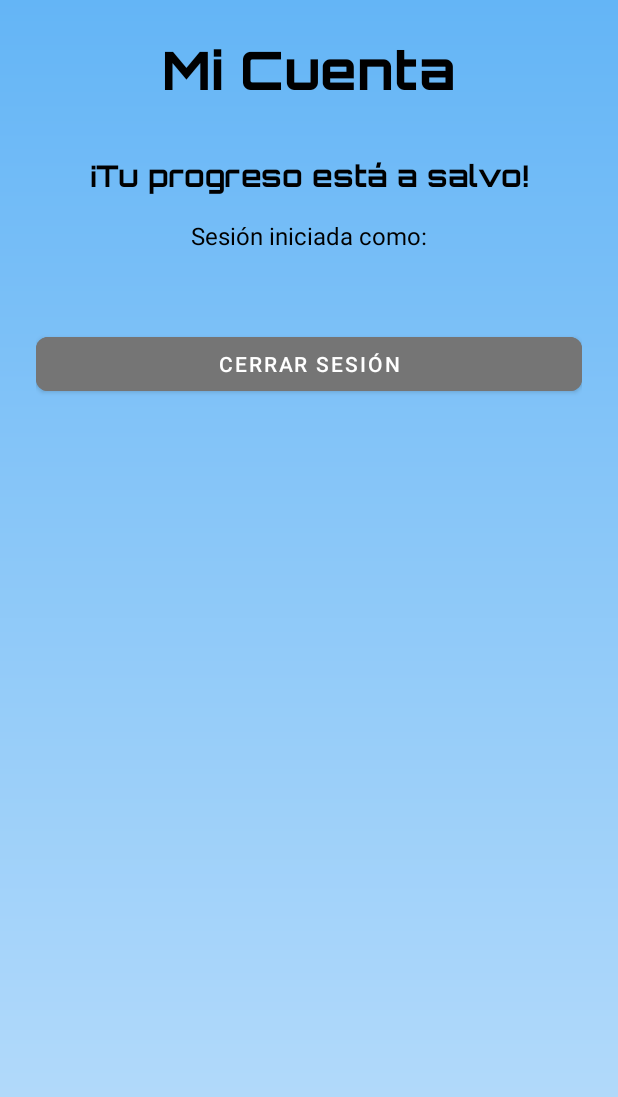
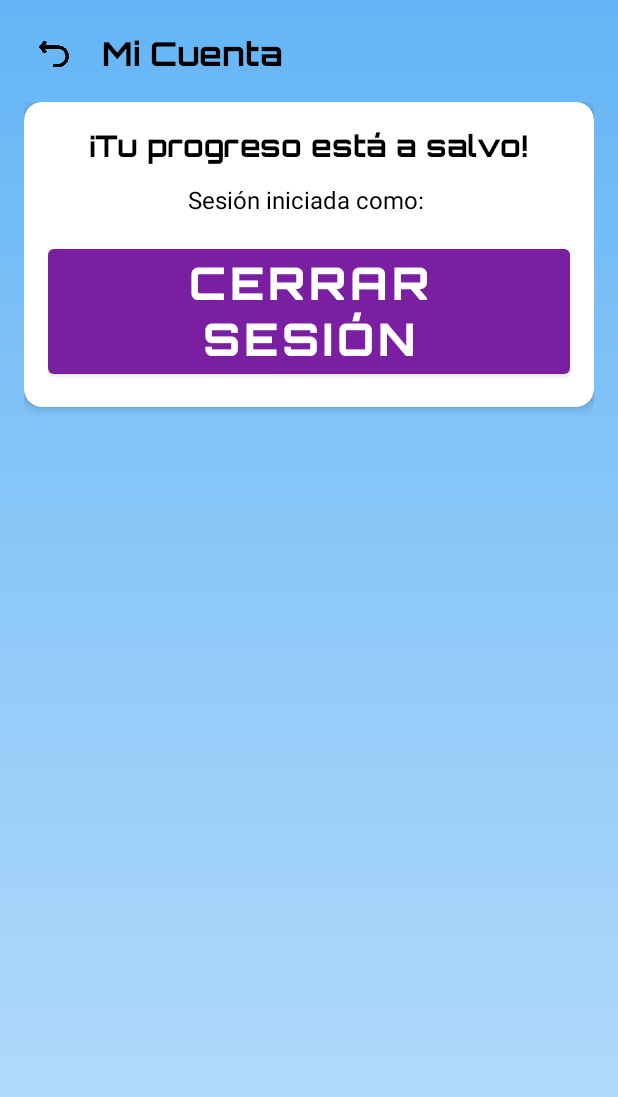
Before and after one commit to javirubia/CiberRoyale, an Android app: the LoginFragment screen opened through its navigation route, on a phone screen of 412 x 824 dp. Shown: the top 1097 px of the screen. Run offline under Robolectric (Android 15) with nearby library versions, the phone set to English and light mode, and no system bars; our stand-ins replace Firebase (no records; nobody signed in at launch, a user with empty details on screens opened directly).

Commit message:
LOGIN BASICO TERMINADO

```diff
--- a/app/build.gradle.kts
+++ b/app/build.gradle.kts
@@ -58,6 +58,9 @@ dependencies {
     implementation("com.google.firebase:firebase-firestore")
     implementation("com.google.firebase:firebase-functions-ktx")
     implementation("com.google.code.gson:gson:2.10.1")
+    implementation ("org.jetbrains.kotlinx:kotlinx-coroutines-core:1.7.3")
+    implementation ("org.jetbrains.kotlinx:kotlinx-coroutines-play-services:1.7.3")
+    implementation ("androidx.lifecycle:lifecycle-runtime-ktx:2.7.0")
     testImplementation(libs.junit)
     androidTestImplementation(libs.androidx.junit)
     androidTestImplementation(libs.androidx.espresso.core)
--- a/app/src/main/res/layout/fragment_login.xml
+++ b/app/src/main/res/layout/fragment_login.xml
@@ -1,132 +1,180 @@
 <?xml version="1.0" encoding="utf-8"?>
-<ScrollView
-    xmlns:android="http://schemas.android.com/apk/res/android"
+<androidx.constraintlayout.widget.ConstraintLayout xmlns:android="http://schemas.android.com/apk/res/android"
     xmlns:app="http://schemas.android.com/apk/res-auto"
     xmlns:tools="http://schemas.android.com/tools"
+    android:id="@+id/loginRoot"
     android:layout_width="match_parent"
     android:layout_height="match_parent"
+    android:background="@drawable/background_gradient"
+    android:padding="16dp">
+
+    <!-- HEADER -->
+    <LinearLayout
+        android:id="@+id/llHeader"
+        android:layout_width="0dp"
+        android:layout_height="wrap_content"
+        android:orientation="horizontal"
+        android:gravity="center_vertical"
+        android:paddingBottom="12dp"
+        app:layout_constraintTop_toTopOf="parent"
+        app:layout_constraintStart_toStartOf="parent"
+        app:layout_constraintEnd_toEndOf="parent">
+
+        <ImageButton
+            android:id="@+id/btnBack"
+            android:layout_width="40dp"
+            android:layout_height="40dp"
+            android:background="?attr/selectableItemBackgroundBorderless"
+            android:contentDescription="@string/volver_al_menu"
+            android:padding="8dp"
+            android:scaleType="fitCenter"
+            android:src="@drawable/return_icon"
+            tools:ignore="TouchTargetSizeCheck" />
+
+        <TextView
+            android:id="@+id/tvHeaderTitle"
+            android:layout_width="wrap_content"
+            android:layout_height="wrap_content"
+            android:layout_marginStart="12dp"
+            android:ellipsize="end"
+            android:fontFamily="@font/orbitron_bold"
+            android:maxLines="1"
+            android:text="@string/mi_cuenta"
+            android:textColor="@color/black"
+            android:textSize="22sp"
+            android:textStyle="bold"
+            app:layout_constraintEnd_toEndOf="parent"
+            app:layout_constraintStart_toEndOf="@id/btnBack" />
+    </LinearLayout>
+
+    <!-- CONTENEDOR SCROLL -->
+    <ScrollView
+        android:id="@+id/scrollContainer"
+        android:layout_width="0dp"
+        android:layout_height="0dp"
         android:fillViewport="true"
-    android:background="@drawable/background_gradient"
-    tools:context=".LoginFragment">
+        app:layout_constraintTop_toBottomOf="@id/llHeader"
+        app:layout_constraintBottom_toBottomOf="parent"
+        app:layout_constraintStart_toStartOf="parent"
+        app:layout_constraintEnd_toEndOf="parent">
+
+        <LinearLayout
+            android:layout_width="match_parent"
+            android:layout_height="wrap_content"
+            android:orientation="vertical">
+
+            <!-- ANÓNIMO -->
+            <com.google.android.material.card.MaterialCardView
+                android:id="@+id/cardAnonimo"
+                style="@style/Widget.MaterialComponents.CardView"
+                android:layout_width="match_parent"
+                android:layout_height="wrap_content"
+                android:layout_marginBottom="24dp"
+                android:visibility="gone"
+                tools:visibility="visible"
+                app:cardCornerRadius="12dp"
+                app:cardElevation="4dp">
 
                 <LinearLayout
                     android:layout_width="match_parent"
                     android:layout_height="wrap_content"
                     android:orientation="vertical"
-        android:padding="24dp">
-
-        <FrameLayout
-            android:layout_width="match_parent"
-            android:layout_height="wrap_content"
-            android:layout_marginBottom="32dp">
-            <ImageButton
-                android:id="@+id/btnBack"
-                style="@style/Widget.AppCompat.ImageButton"
-                android:layout_width="48dp"
-                android:layout_height="48dp"
-                android:src="@drawable/return_icon"
-                android:background="?attr/selectableItemBackgroundBorderless"
-                android:contentDescription="@string/common_button_volver"/>
-            <TextView
-                android:id="@+id/tvTituloCuenta"
-                style="@style/CiberRoyale.Text.Title.Large"
-                android:layout_width="match_parent"
-                android:layout_height="wrap_content"
-                android:text="Mi Cuenta"
-                android:textColor="@color/black"
-                android:gravity="center"/>
-        </FrameLayout>
-
-        <LinearLayout
-            android:id="@+id/layout_anonimo"
-            android:layout_width="match_parent"
-            android:layout_height="wrap_content"
-            android:orientation="vertical"
-            android:gravity="center_horizontal"
-            android:visibility="gone"
-            tools:visibility="visible">
+                    android:padding="16dp"
+                    android:gravity="center_horizontal">
 
                     <TextView
                         android:id="@+id/tvEstadoAnonimo"
                         style="@style/CiberRoyale.Text.Body.Black.Bold"
-                android:layout_width="match_parent"
+                        android:layout_width="wrap_content"
                         android:layout_height="wrap_content"
-                android:text="Estás jugando como Invitado"
-                android:gravity="center"/>
+                        android:text="Estás jugando como Invitado"/>
 
                     <TextView
                         android:id="@+id/tvAdvertenciaAnonimo"
                         android:layout_width="match_parent"
                         android:layout_height="wrap_content"
-                android:layout_marginTop="16dp"
+                        android:layout_marginTop="12dp"
+                        android:background="@drawable/bg_texto_translucido"
+                        android:gravity="center"
+                        android:padding="12dp"
                         android:text="¡Tu progreso solo se guarda en este dispositivo! Vincula tu cuenta para protegerlo."
-                android:gravity="center"
-                android:background="@drawable/bg_texto_translucido"
-                android:textColor="@android:color/white"
-                android:padding="12dp"/>
+                        android:textColor="@android:color/white"/>
 
                     <com.google.android.material.button.MaterialButton
                         android:id="@+id/btnVincularGoogle"
                         style="@style/CiberRoyale.Button.Secondary"
                         android:layout_width="match_parent"
                         android:layout_height="wrap_content"
-                android:layout_marginTop="24dp"
-                android:text="Proteger Progreso Actual (Vincular)"
+                        android:layout_marginTop="16dp"
+                        android:text="Proteger progreso"
                         app:icon="@drawable/ic_google" />
 
                     <com.google.android.material.button.MaterialButton
                         android:id="@+id/btnIniciarSesionGoogle"
-                style="@style/CiberRoyale.Button.Secondary"
+                        style="@style/CiberRoyale.Button.Primary"
                         android:layout_width="match_parent"
                         android:layout_height="wrap_content"
-                android:layout_marginTop="16dp"
-                android:text="Ya tengo cuenta (Iniciar Sesión)" />
+                        android:layout_marginTop="8dp"
+                        android:text="Ya tengo cuenta" />
+
                 </LinearLayout>
+            </com.google.android.material.card.MaterialCardView>
+
+            <!-- PERMANENTE -->
+            <com.google.android.material.card.MaterialCardView
+                android:id="@+id/cardPermanente"
+                style="@style/Widget.MaterialComponents.CardView"
+                android:layout_width="match_parent"
+                android:layout_height="wrap_content"
+                android:layout_marginBottom="24dp"
+                android:visibility="gone"
+                app:cardCornerRadius="12dp"
+                app:cardElevation="4dp">
 
                 <LinearLayout
-            android:id="@+id/layout_permanente"
                     android:layout_width="match_parent"
                     android:layout_height="wrap_content"
                     android:orientation="vertical"
-            android:gravity="center_horizontal"
-            android:visibility="gone"
-            tools:visibility="gone">
+                    android:padding="16dp"
+                    android:gravity="center_horizontal">
 
                     <TextView
                         android:id="@+id/tvEstadoPermanente"
                         style="@style/CiberRoyale.Text.Body.Black.Bold"
-                android:layout_width="match_parent"
+                        android:layout_width="wrap_content"
                         android:layout_height="wrap_content"
-                android:text="¡Tu progreso está a salvo!"
-                android:gravity="center"/>
+                        android:text="¡Tu progreso está a salvo!"/>
 
                     <TextView
                         android:id="@+id/tvInfoEmail"
+                        android:layout_width="wrap_content"
+                        android:layout_height="wrap_content"
+                        android:layout_marginTop="12dp"
+                        android:gravity="center"
+                        android:text="@string/sesion_iniciada_como"
+                        android:textColor="@color/black"
+                        android:textSize="16sp"/>
+
+                    <com.google.android.material.button.MaterialButton
+                        android:id="@+id/btnCerrarSesion"
+                        style="@style/CiberRoyale.Button.Primary"
                         android:layout_width="match_parent"
                         android:layout_height="wrap_content"
                         android:layout_marginTop="16dp"
-                tools:text="Sesión iniciada como: tuemail@ejemplo.com"
-                android:gravity="center"
-                android:textSize="16sp"
-                android:textColor="@color/black"/>
+                        android:text="Cerrar sesión"/>
 
-            <com.google.android.material.button.MaterialButton
-                android:id="@+id/btnCerrarSesion"
-                style="@style/CiberRoyale.Button.Secondary"
-                android:layout_width="match_parent"
-                android:layout_height="wrap_content"
-                android:layout_marginTop="32dp"
-                android:text="Cerrar Sesión"
-                android:textColor="@android:color/white"/>
                 </LinearLayout>
+            </com.google.android.material.card.MaterialCardView>
+
+            <!-- PROGRESS BAR -->
             <ProgressBar
                 android:id="@+id/progressBar"
+                style="@style/Widget.AppCompat.ProgressBar"
                 android:layout_width="wrap_content"
                 android:layout_height="wrap_content"
                 android:layout_gravity="center"
-            android:layout_marginTop="16dp"
                 android:visibility="gone"/>
+        </LinearLayout>
+    </ScrollView>
 
-    </LinearLayout>
-
-</ScrollView>
+</androidx.constraintlayout.widget.ConstraintLayout>
--- a/app/src/main/res/values/strings.xml
+++ b/app/src/main/res/values/strings.xml
@@ -468,6 +468,11 @@ En este juego debes adivinar un PIN de 3 dígitos. Fíjate en los indicadores pa
     <!-- TODO: Remove or change this placeholder text -->
     <string name="hello_blank_fragment">Hello blank fragment</string>
     <string name="default_web_client_id">1000905358806-o168p2i25fq95tu1lc555o76d5kgcgcr.apps.googleusercontent.com</string>
+    <string name="mi_cuenta">Mi Cuenta</string>
+    <string name="sesion_iniciada_como">
+    Sesión iniciada como:&#10;%1$s
+</string>
+
 
 
 </resources>
```
Also changed, not shown: app/src/main/java/com/ldm/ciberroyale/LoginFragment.kt (+90 -36 lines). Lines whose indentation alone changed are shown as unchanged.
